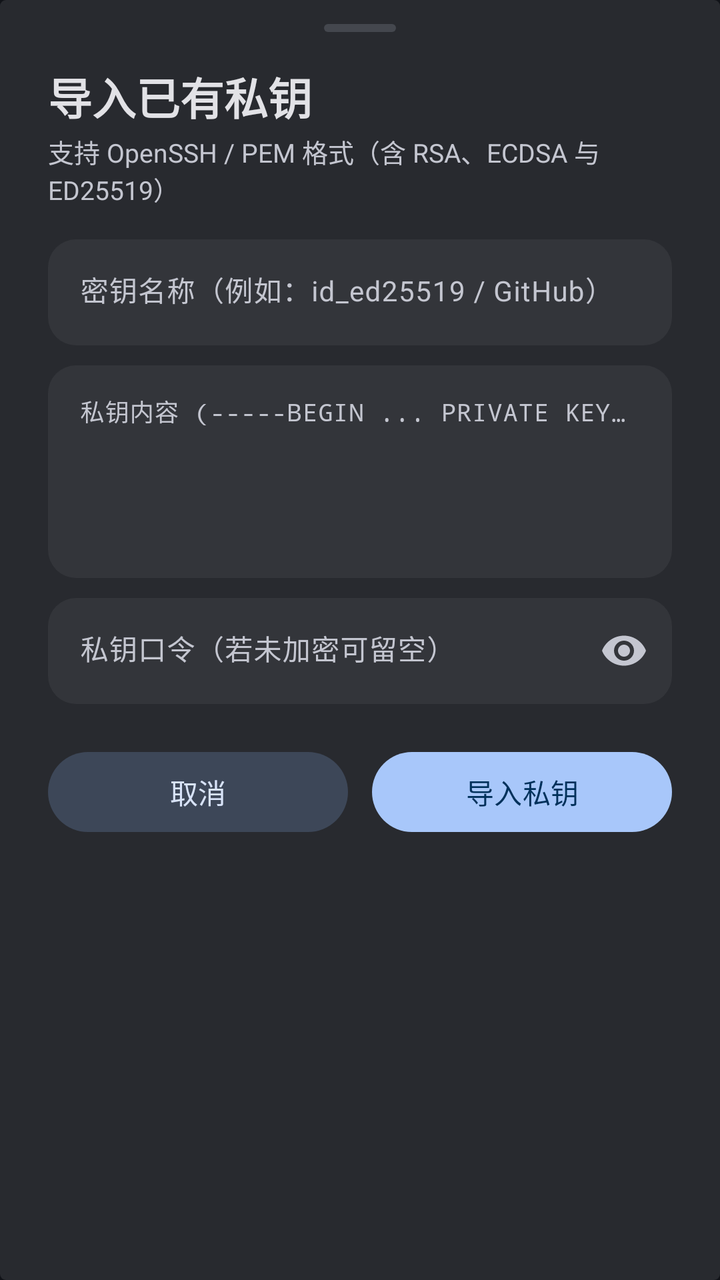
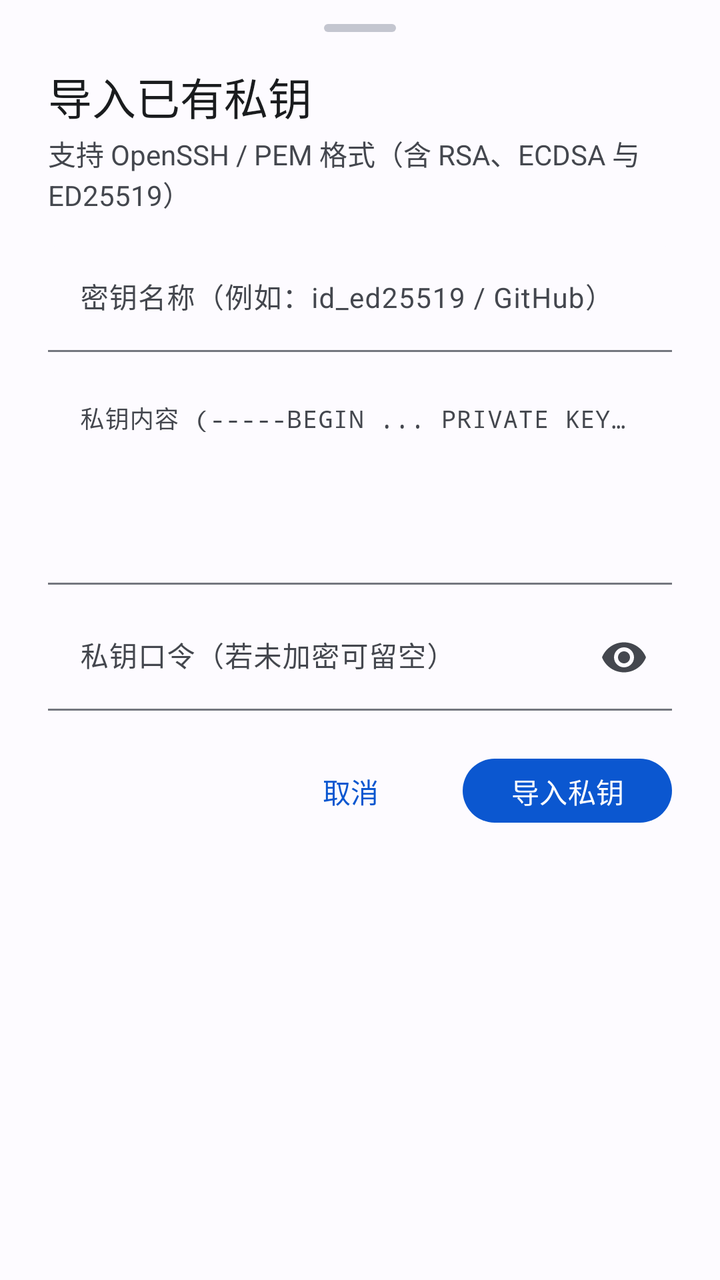

The first picture is an Android layout as it rendered before a commit; the second is the same layout after the commit. The layout source and the unified diff follow.
<!-- AndroidManifest.xml: application theme AppTheme -->
<!-- res/layout/dialog_import_key.xml -->
<?xml version="1.0" encoding="utf-8"?>
<LinearLayout
    xmlns:android="http://schemas.android.com/apk/res/android"
    xmlns:app="http://schemas.android.com/apk/res-auto"
    android:layout_width="match_parent"
    android:layout_height="wrap_content"
    android:background="@drawable/bg_drag_handle"
    android:backgroundTint="@color/md_theme_surfaceContainerHigh"
    android:orientation="vertical"
    android:paddingStart="24dp"
    android:paddingTop="12dp"
    android:paddingEnd="24dp"
    android:paddingBottom="24dp">

    
    <View
        android:layout_width="36dp"
        android:layout_height="4dp"
        android:layout_gravity="center_horizontal"
        android:layout_marginBottom="16dp"
        android:background="@drawable/bg_drag_handle" />

    <TextView
        android:layout_width="match_parent"
        android:layout_height="wrap_content"
        android:text="导入已有私钥"
        android:textColor="@color/md_theme_onSurface"
        android:textSize="22sp"
        android:textStyle="bold"
        android:fontFamily="sans-serif-medium" />

    <TextView
        android:layout_width="match_parent"
        android:layout_height="wrap_content"
        android:layout_marginTop="2dp"
        android:layout_marginBottom="16dp"
        android:text="支持 OpenSSH / PEM 格式（含 RSA、ECDSA 与 ED25519）"
        android:textColor="@color/md_theme_onSurfaceVariant"
        android:textSize="13sp" />

    
    <com.google.android.material.textfield.TextInputLayout
        android:layout_width="match_parent"
        android:layout_height="wrap_content"
        android:layout_marginBottom="10dp"
        android:hint="密钥名称（例如：id_ed25519 / GitHub）"
        app:boxBackgroundMode="filled"
        app:boxBackgroundColor="@color/md_theme_surfaceContainerHighest"
        app:boxCornerRadiusTopStart="14dp"
        app:boxCornerRadiusTopEnd="14dp"
        app:boxCornerRadiusBottomStart="14dp"
        app:boxCornerRadiusBottomEnd="14dp"
        app:boxStrokeWidth="0dp"
        app:boxStrokeWidthFocused="1.5dp"
        app:boxStrokeColor="@color/md_theme_primary">

        <com.google.android.material.textfield.TextInputEditText
            android:id="@+id/et_import_key_name"
            android:layout_width="match_parent"
            android:layout_height="wrap_content"
            android:inputType="text"
            android:textColor="@color/md_theme_onSurface"
            android:textSize="14sp" />
    </com.google.android.material.textfield.TextInputLayout>

    
    <com.google.android.material.textfield.TextInputLayout
        android:layout_width="match_parent"
        android:layout_height="wrap_content"
        android:layout_marginBottom="10dp"
        android:hint="私钥内容 (-----BEGIN ... PRIVATE KEY-----)"
        app:boxBackgroundMode="filled"
        app:boxBackgroundColor="@color/md_theme_surfaceContainerHighest"
        app:boxCornerRadiusTopStart="14dp"
        app:boxCornerRadiusTopEnd="14dp"
        app:boxCornerRadiusBottomStart="14dp"
        app:boxCornerRadiusBottomEnd="14dp"
        app:boxStrokeWidth="0dp"
        app:boxStrokeWidthFocused="1.5dp"
        app:boxStrokeColor="@color/md_theme_primary">

        <com.google.android.material.textfield.TextInputEditText
            android:id="@+id/et_import_key_content"
            android:layout_width="match_parent"
            android:layout_height="wrap_content"
            android:fontFamily="monospace"
            android:gravity="top"
            android:inputType="textMultiLine"
            android:minLines="5"
            android:maxLines="8"
            android:textColor="@color/md_theme_onSurface"
            android:textSize="12sp" />
    </com.google.android.material.textfield.TextInputLayout>

    
    <com.google.android.material.textfield.TextInputLayout
        android:layout_width="match_parent"
        android:layout_height="wrap_content"
        android:hint="私钥口令（若未加密可留空）"
        app:boxBackgroundMode="filled"
        app:boxBackgroundColor="@color/md_theme_surfaceContainerHighest"
        app:boxCornerRadiusTopStart="14dp"
        app:boxCornerRadiusTopEnd="14dp"
        app:boxCornerRadiusBottomStart="14dp"
        app:boxCornerRadiusBottomEnd="14dp"
        app:boxStrokeWidth="0dp"
        app:boxStrokeWidthFocused="1.5dp"
        app:boxStrokeColor="@color/md_theme_primary"
        app:passwordToggleEnabled="true"
        app:passwordToggleTint="@color/md_theme_onSurfaceVariant">

        <com.google.android.material.textfield.TextInputEditText
            android:id="@+id/et_import_key_pass"
            android:layout_width="match_parent"
            android:layout_height="wrap_content"
            android:inputType="textPassword"
            android:textColor="@color/md_theme_onSurface"
            android:textSize="14sp" />
    </com.google.android.material.textfield.TextInputLayout>

    
    <LinearLayout
        android:layout_width="match_parent"
        android:layout_height="wrap_content"
        android:layout_marginTop="20dp"
        android:orientation="horizontal">

        <com.google.android.material.button.MaterialButton
            android:id="@+id/btn_cancel_import"
            style="@style/Widget.Material3.Button.TonalButton"
            android:layout_width="0dp"
            android:layout_height="48dp"
            android:layout_weight="1"
            android:text="取消"
            android:textColor="@color/md_theme_onSecondaryContainer"
            app:cornerRadius="24dp" />

        <com.google.android.material.button.MaterialButton
            android:id="@+id/btn_confirm_import"
            style="@style/Widget.Material3.Button"
            android:layout_width="0dp"
            android:layout_height="48dp"
            android:layout_marginStart="12dp"
            android:layout_weight="1"
            android:text="导入私钥"
            android:textColor="@color/md_theme_onPrimary"
            app:backgroundTint="@color/md_theme_primary"
            app:cornerRadius="24dp" />
    </LinearLayout>

</LinearLayout>
<!-- resources referenced by this layout -->
<resources>
  <color name="md_theme_onPrimary">#00315B</color>
  <color name="md_theme_onSecondaryContainer">#D8E3F8</color>
  <color name="md_theme_onSurface">#E2E2E6</color>
  <color name="md_theme_onSurfaceVariant">#C4C6D0</color>
  <color name="md_theme_primary">#A8C7FA</color>
  <color name="md_theme_surfaceContainerHigh">#282A2F</color>
  <color name="md_theme_surfaceContainerHighest">#33353A</color>
  <!-- drawable bg_drag_handle (drawable) -->
  <?xml version="1.0" encoding="utf-8"?>
  <shape xmlns:android="http://schemas.android.com/apk/res/android"
      android:shape="rectangle">
      <corners android:radius="3dp" />
      <solid android:color="@color/md_theme_outlineVariant" />
      <size android:width="36dp" android:height="4dp" />
  </shape>
  <style name="AppTheme" parent="Theme.Material3.DayNight.NoActionBar">
          <item name="colorPrimary">@color/md_theme_primary</item>
          <item name="colorOnPrimary">@color/md_theme_onPrimary</item>
          <item name="colorPrimaryContainer">@color/md_theme_primaryContainer</item>
          <item name="colorOnPrimaryContainer">@color/md_theme_onPrimaryContainer</item>
  
          <item name="colorSecondary">@color/md_theme_secondary</item>
          <item name="colorOnSecondary">@color/md_theme_onSecondary</item>
          <item name="colorSecondaryContainer">@color/md_theme_secondaryContainer</item>
          <item name="colorOnSecondaryContainer">@color/md_theme_onSecondaryContainer</item>
  
          <item name="colorTertiary">@color/md_theme_tertiary</item>
          <item name="colorOnTertiary">@color/md_theme_onTertiary</item>
          <item name="colorTertiaryContainer">@color/md_theme_tertiaryContainer</item>
          <item name="colorOnTertiaryContainer">@color/md_theme_onTertiaryContainer</item>
  
          <item name="colorError">@color/md_theme_error</item>
          <item name="colorOnError">@color/md_theme_onError</item>
          <item name="colorErrorContainer">@color/md_theme_errorContainer</item>
          <item name="colorOnErrorContainer">@color/md_theme_onErrorContainer</item>
  
          <item name="colorSurface">@color/md_theme_surface</item>
          <item name="colorOnSurface">@color/md_theme_onSurface</item>
          <item name="colorSurfaceVariant">@color/md_theme_surfaceVariant</item>
          <item name="colorOnSurfaceVariant">@color/md_theme_onSurfaceVariant</item>
  
          <item name="colorOutline">@color/md_theme_outline</item>
          <item name="colorOutlineVariant">@color/md_theme_outlineVariant</item>
  
          <item name="android:colorBackground">@color/md_theme_background</item>
          <item name="android:statusBarColor">@android:color/transparent</item>
          <item name="android:navigationBarColor">@android:color/transparent</item>
          <item name="android:windowLightStatusBar">false</item>
  
          <item name="bottomSheetDialogTheme">@style/PixelBottomSheetDialogTheme</item>
          <item name="materialAlertDialogTheme">@style/PixelAlertDialogTheme</item>
      </style>
  <color name="md_theme_outlineVariant">#44474E</color>
  <color name="md_theme_primaryContainer">#004A77</color>
  <color name="md_theme_onPrimaryContainer">#C2E7FF</color>
  <color name="md_theme_secondary">#BCC7DB</color>
  <color name="md_theme_onSecondary">#263141</color>
  <color name="md_theme_secondaryContainer">#3D4758</color>
  <color name="md_theme_tertiary">#6DD58C</color>
  <color name="md_theme_onTertiary">#0A3818</color>
  <color name="md_theme_tertiaryContainer">#1E522D</color>
  <color name="md_theme_onTertiaryContainer">#A8F2B5</color>
  <color name="md_theme_error">#F2B8B5</color>
  <color name="md_theme_onError">#601410</color>
  <color name="md_theme_errorContainer">#8C1D18</color>
  <color name="md_theme_onErrorContainer">#F9DEDC</color>
  <color name="md_theme_surface">#111318</color>
  <color name="md_theme_surfaceVariant">#44474E</color>
  <color name="md_theme_outline">#8E9099</color>
  <color name="md_theme_background">#111318</color>
  <style name="PixelAlertDialogTheme" parent="ThemeOverlay.Material3.MaterialAlertDialog">
          <item name="shapeAppearance">@style/ShapeAppearance.Pixel.Dialog</item>
          <item name="colorSurface">@color/md_theme_surfaceContainerHigh</item>
      </style>
  <style name="PixelBottomSheetModalStyle" parent="Widget.Material3.BottomSheet.Modal">
          <item name="backgroundTint">@color/md_theme_surfaceContainerHigh</item>
          <item name="shapeAppearance">@style/ShapeAppearance.Pixel.BottomSheet</item>
      </style>
  <!-- unchanged entries left out for length: 3 -->
</resources>

<!-- the commit's change to res/layout/dialog_import_key.xml (unified diff, before → after) -->
@@ -4,8 +4,6 @@
     xmlns:app="http://schemas.android.com/apk/res-auto"
     android:layout_width="match_parent"
     android:layout_height="wrap_content"
-    android:background="@drawable/bg_drag_handle"
-    android:backgroundTint="@color/md_theme_surfaceContainerHigh"
     android:orientation="vertical"
     android:paddingStart="24dp"
     android:paddingTop="12dp"
@@ -24,9 +22,8 @@
         android:layout_width="match_parent"
         android:layout_height="wrap_content"
         android:text="导入已有私钥"
-        android:textColor="@color/md_theme_onSurface"
+        android:textColor="?attr/colorOnSurface"
         android:textSize="22sp"
-        android:textStyle="bold"
         android:fontFamily="sans-serif-medium" />
 
     <TextView
@@ -35,8 +32,8 @@
         android:layout_marginTop="2dp"
         android:layout_marginBottom="16dp"
         android:text="支持 OpenSSH / PEM 格式（含 RSA、ECDSA 与 ED25519）"
-        android:textColor="@color/md_theme_onSurfaceVariant"
-        android:textSize="13sp" />
+        android:textColor="?attr/colorOnSurfaceVariant"
+        android:textSize="14sp" />
 
     
     <com.google.android.material.textfield.TextInputLayout
@@ -44,22 +41,14 @@
         android:layout_height="wrap_content"
         android:layout_marginBottom="10dp"
         android:hint="密钥名称（例如：id_ed25519 / GitHub）"
-        app:boxBackgroundMode="filled"
-        app:boxBackgroundColor="@color/md_theme_surfaceContainerHighest"
-        app:boxCornerRadiusTopStart="14dp"
-        app:boxCornerRadiusTopEnd="14dp"
-        app:boxCornerRadiusBottomStart="14dp"
-        app:boxCornerRadiusBottomEnd="14dp"
-        app:boxStrokeWidth="0dp"
-        app:boxStrokeWidthFocused="1.5dp"
-        app:boxStrokeColor="@color/md_theme_primary">
+        app:boxBackgroundMode="filled">
 
         <com.google.android.material.textfield.TextInputEditText
             android:id="@+id/et_import_key_name"
             android:layout_width="match_parent"
             android:layout_height="wrap_content"
             android:inputType="text"
-            android:textColor="@color/md_theme_onSurface"
+            android:textColor="?attr/colorOnSurface"
             android:textSize="14sp" />
     </com.google.android.material.textfield.TextInputLayout>
 
@@ -69,15 +58,7 @@
         android:layout_height="wrap_content"
         android:layout_marginBottom="10dp"
         android:hint="私钥内容 (-----BEGIN ... PRIVATE KEY-----)"
-        app:boxBackgroundMode="filled"
-        app:boxBackgroundColor="@color/md_theme_surfaceContainerHighest"
-        app:boxCornerRadiusTopStart="14dp"
-        app:boxCornerRadiusTopEnd="14dp"
-        app:boxCornerRadiusBottomStart="14dp"
-        app:boxCornerRadiusBottomEnd="14dp"
-        app:boxStrokeWidth="0dp"
-        app:boxStrokeWidthFocused="1.5dp"
-        app:boxStrokeColor="@color/md_theme_primary">
+        app:boxBackgroundMode="filled">
 
         <com.google.android.material.textfield.TextInputEditText
             android:id="@+id/et_import_key_content"
@@ -88,7 +69,7 @@
             android:inputType="textMultiLine"
             android:minLines="5"
             android:maxLines="8"
-            android:textColor="@color/md_theme_onSurface"
+            android:textColor="?attr/colorOnSurface"
             android:textSize="12sp" />
     </com.google.android.material.textfield.TextInputLayout>
 
@@ -98,23 +79,15 @@
         android:layout_height="wrap_content"
         android:hint="私钥口令（若未加密可留空）"
         app:boxBackgroundMode="filled"
-        app:boxBackgroundColor="@color/md_theme_surfaceContainerHighest"
-        app:boxCornerRadiusTopStart="14dp"
-        app:boxCornerRadiusTopEnd="14dp"
-        app:boxCornerRadiusBottomStart="14dp"
-        app:boxCornerRadiusBottomEnd="14dp"
-        app:boxStrokeWidth="0dp"
-        app:boxStrokeWidthFocused="1.5dp"
-        app:boxStrokeColor="@color/md_theme_primary"
-        app:passwordToggleEnabled="true"
-        app:passwordToggleTint="@color/md_theme_onSurfaceVariant">
+        app:endIconMode="password_toggle"
+        app:endIconTint="?attr/colorOnSurfaceVariant">
 
         <com.google.android.material.textfield.TextInputEditText
             android:id="@+id/et_import_key_pass"
             android:layout_width="match_parent"
             android:layout_height="wrap_content"
             android:inputType="textPassword"
-            android:textColor="@color/md_theme_onSurface"
+            android:textColor="?attr/colorOnSurface"
             android:textSize="14sp" />
     </com.google.android.material.textfield.TextInputLayout>
 
@@ -123,29 +96,23 @@
         android:layout_width="match_parent"
         android:layout_height="wrap_content"
         android:layout_marginTop="20dp"
+        android:gravity="end"
         android:orientation="horizontal">
 
         <com.google.android.material.button.MaterialButton
             android:id="@+id/btn_cancel_import"
-            style="@style/Widget.Material3.Button.TonalButton"
-            android:layout_width="0dp"
-            android:layout_height="48dp"
-            android:layout_weight="1"
-            android:text="取消"
-            android:textColor="@color/md_theme_onSecondaryContainer"
-            app:cornerRadius="24dp" />
+            style="@style/Widget.Material3.Button.TextButton"
+            android:layout_width="wrap_content"
+            android:layout_height="40dp"
+            android:text="取消" />
 
         <com.google.android.material.button.MaterialButton
             android:id="@+id/btn_confirm_import"
             style="@style/Widget.Material3.Button"
-            android:layout_width="0dp"
-            android:layout_height="48dp"
+            android:layout_width="wrap_content"
+            android:layout_height="40dp"
             android:layout_marginStart="12dp"
-            android:layout_weight="1"
-            android:text="导入私钥"
-            android:textColor="@color/md_theme_onPrimary"
-            app:backgroundTint="@color/md_theme_primary"
-            app:cornerRadius="24dp" />
+            android:text="导入私钥" />
     </LinearLayout>
 
 </LinearLayout>
<!-- resource entries referenced after the edit -->
@@ -1,18 +1,22 @@
 <!-- resources referenced by this layout -->
 <resources>
-  <color name="md_theme_onPrimary">#00315B</color>
-  <color name="md_theme_onSecondaryContainer">#D8E3F8</color>
-  <color name="md_theme_onSurface">#E2E2E6</color>
-  <color name="md_theme_onSurfaceVariant">#C4C6D0</color>
-  <color name="md_theme_primary">#A8C7FA</color>
-  <color name="md_theme_surfaceContainerHigh">#282A2F</color>
-  <color name="md_theme_surfaceContainerHighest">#33353A</color>
+  <color name="md_theme_onPrimary">#FFFFFF</color>
+  <color name="md_theme_onSecondaryContainer">#131C2B</color>
+  <color name="md_theme_onSurface">#1A1C1E</color>
+  <color name="md_theme_onSurfaceVariant">#44474E</color>
+  <color name="md_theme_surfaceContainerLowest">#FFFFFF</color>
+  <color name="md_theme_surfaceContainerLow">#F7F8FC</color>
+  <color name="md_theme_surfaceContainer">#F1F3F9</color>
+  <color name="md_theme_primary">#0B57D0</color>
+  <color name="md_theme_surfaceContainerHigh">#ECEEF4</color>
+  <color name="md_theme_surfaceContainerHighest">#E6E8EE</color>
+  <color name="md_theme_onBackground">#1A1C1E</color>
   <!-- drawable bg_drag_handle (drawable) -->
   <?xml version="1.0" encoding="utf-8"?>
   <shape xmlns:android="http://schemas.android.com/apk/res/android"
       android:shape="rectangle">
       <corners android:radius="3dp" />
-      <solid android:color="@color/md_theme_outlineVariant" />
+      <solid android:color="?attr/colorOutlineVariant" />
       <size android:width="36dp" android:height="4dp" />
   </shape>
   <style name="AppTheme" parent="Theme.Material3.DayNight.NoActionBar">
@@ -40,42 +44,45 @@
           <item name="colorOnSurface">@color/md_theme_onSurface</item>
           <item name="colorSurfaceVariant">@color/md_theme_surfaceVariant</item>
           <item name="colorOnSurfaceVariant">@color/md_theme_onSurfaceVariant</item>
-  
+          <item name="colorSurfaceContainerLowest">@color/md_theme_surfaceContainerLowest</item>
+          <item name="colorSurfaceContainerLow">@color/md_theme_surfaceContainerLow</item>
+          <item name="colorSurfaceContainer">@color/md_theme_surfaceContainer</item>
+          <item name="colorSurfaceContainerHigh">@color/md_theme_surfaceContainerHigh</item>
+          <item name="colorSurfaceContainerHighest">@color/md_theme_surfaceContainerHighest</item>
+          <item name="colorOnBackground">@color/md_theme_onBackground</item>
           <item name="colorOutline">@color/md_theme_outline</item>
           <item name="colorOutlineVariant">@color/md_theme_outlineVariant</item>
   
-          <item name="android:colorBackground">@color/md_theme_background</item>
+          <item name="android:windowBackground">@color/md_theme_surface</item>
           <item name="android:statusBarColor">@android:color/transparent</item>
           <item name="android:navigationBarColor">@android:color/transparent</item>
-          <item name="android:windowLightStatusBar">false</item>
   
           <item name="bottomSheetDialogTheme">@style/PixelBottomSheetDialogTheme</item>
           <item name="materialAlertDialogTheme">@style/PixelAlertDialogTheme</item>
       </style>
-  <color name="md_theme_outlineVariant">#44474E</color>
-  <color name="md_theme_primaryContainer">#004A77</color>
-  <color name="md_theme_onPrimaryContainer">#C2E7FF</color>
-  <color name="md_theme_secondary">#BCC7DB</color>
-  <color name="md_theme_onSecondary">#263141</color>
-  <color name="md_theme_secondaryContainer">#3D4758</color>
-  <color name="md_theme_tertiary">#6DD58C</color>
-  <color name="md_theme_onTertiary">#0A3818</color>
-  <color name="md_theme_tertiaryContainer">#1E522D</color>
-  <color name="md_theme_onTertiaryContainer">#A8F2B5</color>
-  <color name="md_theme_error">#F2B8B5</color>
-  <color name="md_theme_onError">#601410</color>
-  <color name="md_theme_errorContainer">#8C1D18</color>
-  <color name="md_theme_onErrorContainer">#F9DEDC</color>
-  <color name="md_theme_surface">#111318</color>
-  <color name="md_theme_surfaceVariant">#44474E</color>
-  <color name="md_theme_outline">#8E9099</color>
-  <color name="md_theme_background">#111318</color>
+  <color name="md_theme_outlineVariant">#C4C6D0</color>
+  <color name="md_theme_primaryContainer">#D3E3FD</color>
+  <color name="md_theme_onPrimaryContainer">#041E49</color>
+  <color name="md_theme_secondary">#565E71</color>
+  <color name="md_theme_onSecondary">#FFFFFF</color>
+  <color name="md_theme_secondaryContainer">#DAE2F9</color>
+  <color name="md_theme_tertiary">#146C2E</color>
+  <color name="md_theme_onTertiary">#FFFFFF</color>
+  <color name="md_theme_tertiaryContainer">#C4EED0</color>
+  <color name="md_theme_onTertiaryContainer">#072711</color>
+  <color name="md_theme_error">#BA1A1A</color>
+  <color name="md_theme_onError">#FFFFFF</color>
+  <color name="md_theme_errorContainer">#FFDAD6</color>
+  <color name="md_theme_onErrorContainer">#410002</color>
+  <color name="md_theme_surface">#FDFBFF</color>
+  <color name="md_theme_surfaceVariant">#E1E2EC</color>
+  <color name="md_theme_outline">#74777F</color>
   <style name="PixelAlertDialogTheme" parent="ThemeOverlay.Material3.MaterialAlertDialog">
           <item name="shapeAppearance">@style/ShapeAppearance.Pixel.Dialog</item>
-          <item name="colorSurface">@color/md_theme_surfaceContainerHigh</item>
+          <item name="colorSurface">?attr/colorSurfaceContainerHigh</item>
       </style>
   <style name="PixelBottomSheetModalStyle" parent="Widget.Material3.BottomSheet.Modal">
-          <item name="backgroundTint">@color/md_theme_surfaceContainerHigh</item>
+          <item name="backgroundTint">?attr/colorSurfaceContainerLow</item>
           <item name="shapeAppearance">@style/ShapeAppearance.Pixel.BottomSheet</item>
       </style>
   <!-- unchanged entries left out for length: 3 -->
